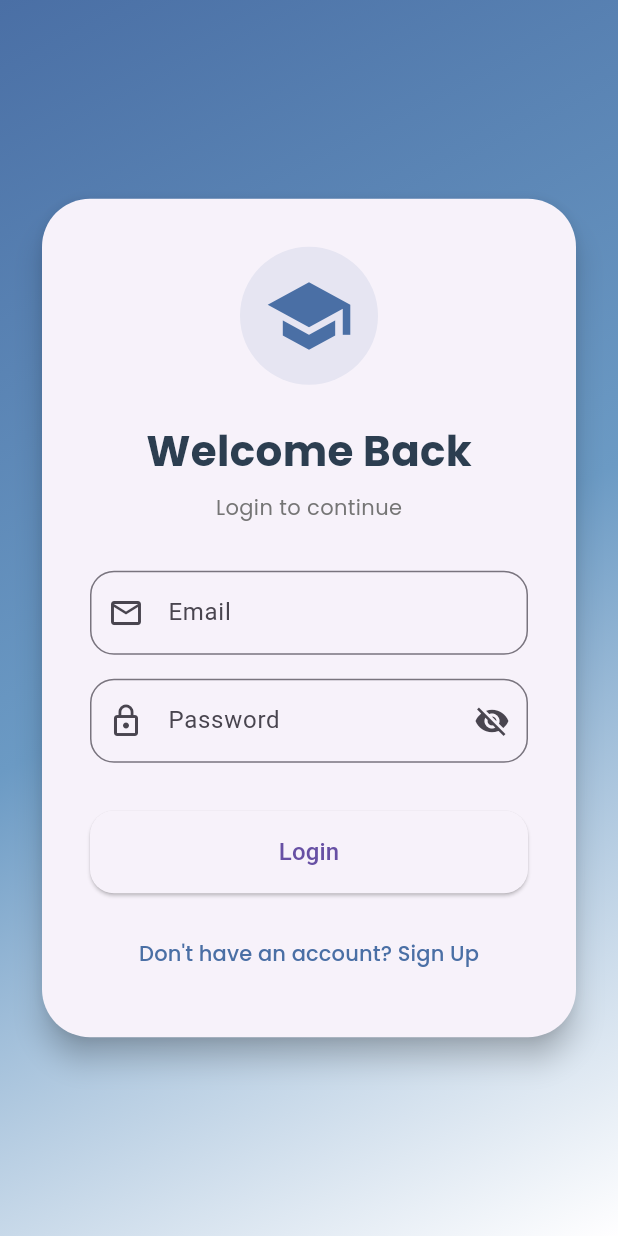
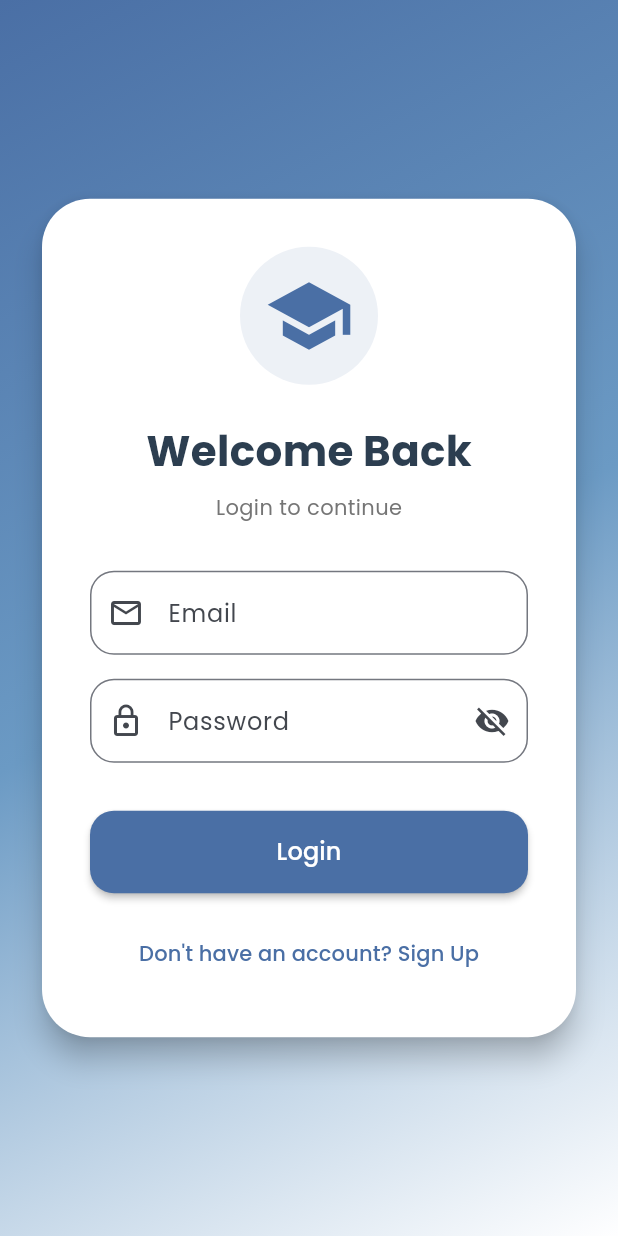
Before and after one commit to RelebohileThito/Secret-Designs, a Flutter app: the screen it shows after launch, on a phone screen of 412 x 824 dp. Run offline on Flutter 3.47's test engine with Material 3 defaults, Android fonts, the phone set to English and light mode, and no system bars; our stand-ins replace confetti, google_fonts, image_picker, supabase_flutter; missing offline and left inert: dart:html; accounts and stored records are empty.

Commit message:
Update main.dart

```diff
--- a/lib/main.dart
+++ b/lib/main.dart
@@ -50,3 +50,75 @@ class MyApp extends StatelessWidget {
       ),
     );
   }
+
+    // ================================================================
+  // THEME CONFIGURATION
+  // ================================================================
+
+  /// Builds custom light theme for consistent app styling
+  /// Uses Material 3 design with Poppins font and brand colors
+  ThemeData _buildTheme() {
+    return ThemeData(
+      useMaterial3: true,
+      brightness: Brightness.light,
+      primaryColor: const Color(0xFF4A6FA5),
+
+      // Color scheme based on seed color
+      colorScheme: ColorScheme.fromSeed(
+        seedColor: const Color(0xFF4A6FA5),
+        primary: const Color(0xFF4A6FA5),
+        secondary: const Color(0xFF6B9AC4),
+        tertiary: const Color(0xFF2C3E50),
+      ),
+
+      // Global font family
+      textTheme: GoogleFonts.poppinsTextTheme(),
+
+      // AppBar styling
+      appBarTheme: AppBarTheme(
+        backgroundColor: const Color(0xFF4A6FA5),
+        foregroundColor: Colors.white,
+        elevation: 0,
+        centerTitle: true,
+        titleTextStyle: GoogleFonts.poppins(
+          fontSize: 20,
+          fontWeight: FontWeight.w600,
+          color: Colors.white,
+        ),
+      ),
+
+      // Elevated button styling
+      elevatedButtonTheme: ElevatedButtonThemeData(
+        style: ElevatedButton.styleFrom(
+          backgroundColor: const Color(0xFF4A6FA5),
+          foregroundColor: Colors.white,
+          elevation: 2,
+          padding: const EdgeInsets.symmetric(horizontal: 24, vertical: 12),
+          shape: RoundedRectangleBorder(
+            borderRadius: BorderRadius.circular(12),
+          ),
+        ),
+      ),
+
+      // Card styling
+      cardTheme: CardThemeData(
+        elevation: 4,
+        shape: RoundedRectangleBorder(borderRadius: BorderRadius.circular(16)),
+        color: Colors.white,
+      ),
+
+      // Input field styling
+      inputDecorationTheme: InputDecorationTheme(
+        border: OutlineInputBorder(borderRadius: BorderRadius.circular(12)),
+        focusedBorder: OutlineInputBorder(
+          borderRadius: BorderRadius.circular(12),
+          borderSide: const BorderSide(color: Color(0xFF4A6FA5), width: 2),
+        ),
+        contentPadding: const EdgeInsets.symmetric(
+          horizontal: 16,
+          vertical: 16,
+        ),
+      ),
+    );
+  }
+}
```
